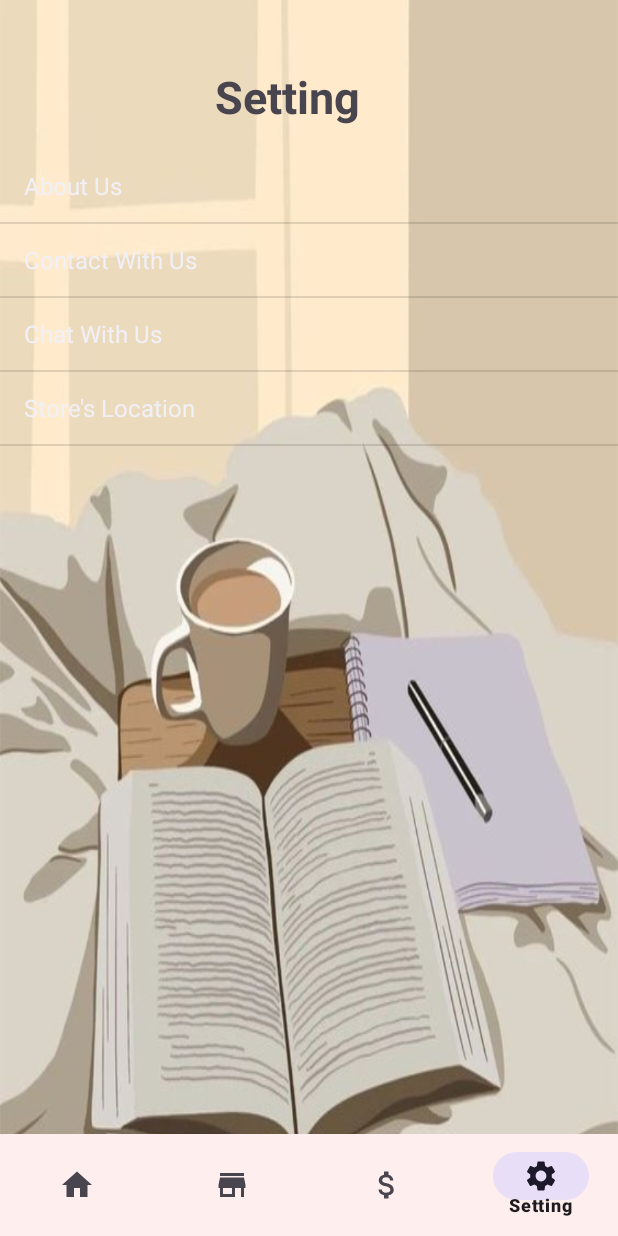
After one commit to thanhcong2001/FinalProjectAndroid, an Android app: the Setting screen opened directly, with no data from a screen before it, on a phone screen of 412 x 824 dp. The commit adds this screen. Run offline under Robolectric (Android 15) with nearby library versions, the phone set to English and light mode, and no system bars.

Commit message:
cong-dev

```diff
--- a/FinalProject/app/src/main/AndroidManifest.xml
+++ b/FinalProject/app/src/main/AndroidManifest.xml
@@ -17,6 +17,9 @@
         android:supportsRtl="true"
         android:theme="@style/Theme.FinalProject"
         tools:targetApi="31">
+        <activity
+            android:name=".Setting"
+            android:exported="false" />
         <activity
             android:name=".DetailStore"
             android:exported="false" />
--- a/FinalProject/app/src/main/java/com/example/finalproject/MainPage.java
+++ b/FinalProject/app/src/main/java/com/example/finalproject/MainPage.java
@@ -72,6 +72,9 @@ public class MainPage extends AppCompatActivity implements View.OnClickListener
                 if (item.getItemId() == R.id.book) {
                     startActivity(new Intent(MainPage.this, ListStore.class));
                     return true;
+                } else if (item.getItemId() == R.id.setting) {
+                    startActivity(new Intent(MainPage.this, Setting.class));
+                    return true;
                 }
                 return false;
             }
@@ -124,8 +127,8 @@ public class MainPage extends AppCompatActivity implements View.OnClickListener
             // Hide the "See more" TextView in all child items
             View childItem = recyclerView.getLayoutManager().findViewByPosition(0);
             if (childItem != null) {
-                TextView seeMoreTextView = childItem.findViewById(R.id.textView_book1);
-                seeMoreTextView.setVisibility(View.GONE);
+//                TextView seeMoreTextView = childItem.findViewById(R.id.textView_book1);
+//                seeMoreTextView.setVisibility(View.GONE);
             }
         }
     }
--- /dev/null
+++ b/FinalProject/app/src/main/java/com/example/finalproject/Setting.java
@@ -0,0 +1,69 @@
+package com.example.finalproject;
+
+import android.content.Intent;
+import android.os.Bundle;
+import android.view.MenuItem;
+import android.view.View;
+import android.view.WindowManager;
+import android.widget.AdapterView;
+import android.widget.ArrayAdapter;
+import android.widget.ListView;
+
+import androidx.annotation.NonNull;
+import androidx.appcompat.app.AppCompatActivity;
+
+//import com.example.finalproject.Call.Call;
+//import com.example.finalproject.Message.ChatActivity;
+import com.google.android.material.bottomnavigation.BottomNavigationView;
+
+import java.util.ArrayList;
+import java.util.List;
+
+public class Setting extends AppCompatActivity {
+    BottomNavigationView nav;
+    @Override
+    protected void onCreate(Bundle savedInstanceState) {
+        super.onCreate(savedInstanceState);
+        setContentView(R.layout.activity_setting);
+        List<String> list = new ArrayList<>();
+        list.add("About Us");
+        list.add("Contact With Us");
+        list.add("Chat With Us");
+        list.add("Store's Location");
+        ListView listView = findViewById(R.id.listView);
+        ArrayAdapter arrayAdapter = new ArrayAdapter(getApplicationContext(), android.R.layout.simple_list_item_1,list);
+        listView.setAdapter(arrayAdapter);
+        getWindow().setFlags(WindowManager.LayoutParams.FLAG_FULLSCREEN,
+                WindowManager.LayoutParams.FLAG_FULLSCREEN);
+        nav= findViewById(R.id.nav_bar);
+        nav.setSelectedItemId(R.id.setting);
+        nav.setOnNavigationItemSelectedListener(new BottomNavigationView.OnNavigationItemSelectedListener() {
+            @Override
+            public boolean onNavigationItemSelected(@NonNull MenuItem item) {
+                if (item.getItemId() == R.id.home) {
+                    startActivity(new Intent(Setting.this, MainPage.class));
+                    return true;
+                }
+                return false;
+            }
+        });
+        listView.setOnItemClickListener(new AdapterView.OnItemClickListener(){
+            @Override
+            public void onItemClick(AdapterView<?> parent, View view, int position, long id) {
+                if(position==3){
+//                    Intent intent = new Intent(Setting.this,GoogleMaps.class);
+//                    startActivity(intent);
+                }
+                else if(position==2){
+//                    Intent intent = new Intent(Setting.this, ChatActivity.class);
+//                    startActivity(intent);
+                }
+                else if(position==1){
+//                    Intent intent = new Intent(Setting.this, Call.class);
+//                    startActivity(intent);
+                }
+            }
+        });
+
+    }
+}
--- /dev/null
+++ b/FinalProject/app/src/main/res/layout/activity_setting.xml
@@ -0,0 +1,50 @@
+<?xml version="1.0" encoding="utf-8"?>
+<RelativeLayout xmlns:android="http://schemas.android.com/apk/res/android"
+    xmlns:app="http://schemas.android.com/apk/res-auto"
+    xmlns:tools="http://schemas.android.com/tools"
+    android:layout_width="match_parent"
+    android:layout_height="match_parent"
+    android:background="@drawable/co2"
+    tools:context=".Setting">
+
+    <TextView
+        android:id="@+id/textView"
+        android:layout_width="127dp"
+        android:layout_height="wrap_content"
+        android:layout_alignParentStart="true"
+        android:layout_alignParentTop="true"
+        android:layout_alignParentEnd="true"
+        android:layout_alignParentBottom="true"
+        android:layout_marginStart="143dp"
+        android:layout_marginTop="44dp"
+        android:layout_marginEnd="140dp"
+        android:layout_marginBottom="641dp"
+        android:text="Setting"
+        android:textSize="30dp"
+        android:textStyle="bold"/>
+
+    <ListView
+        android:id="@+id/listView"
+        android:layout_width="match_parent"
+        android:layout_height="200dp"
+        android:layout_marginTop="100dp">
+    </ListView>
+
+    <com.google.android.material.bottomnavigation.BottomNavigationView
+        android:id="@+id/nav_bar"
+        android:layout_width="match_parent"
+        android:layout_height="68dp"
+        android:layout_alignParentStart="true"
+        android:layout_alignParentEnd="true"
+        android:layout_alignParentBottom="true"
+        android:layout_marginStart="0dp"
+        android:layout_marginEnd="0dp"
+        android:layout_marginBottom="0dp"
+        android:background="@drawable/nav_bg"
+        app:layout_constraintBottom_toBottomOf="parent"
+        app:layout_constraintEnd_toEndOf="parent"
+        app:layout_constraintStart_toStartOf="parent"
+        app:layout_constraintVertical_bias="1.0"
+        app:menu="@menu/menu_item"></com.google.android.material.bottomnavigation.BottomNavigationView>
+
+</RelativeLayout>
```
Also changed, not shown: FinalProject/app/src/main/res/drawable/co2.jpg (added).
